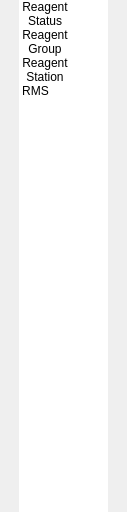
Qt form HimalayaMain/Gui/Components/Reagents/Forms/ReagentSubMenuWidget.ui (Liyezhong/Master) before a commit.
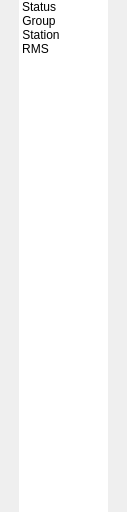
The same form after that commit. Icons and pictures are not drawn.

What changed in the file:
```diff
--- a/HimalayaMain/Gui/Components/Reagents/Forms/ReagentSubMenuWidget.ui
+++ b/HimalayaMain/Gui/Components/Reagents/Forms/ReagentSubMenuWidget.ui
@@ -99,7 +99,7 @@
      </property>
      <item>
       <property name="text">
-       <string>Reagent Status</string>
+       <string>Status</string>
       </property>
       <property name="icon">
        <iconset resource="../../../../../../Platform/Gui/Components/MainMenu/Resource/MainMenu.qrc">
@@ -113,7 +113,7 @@
      </item>
      <item>
       <property name="text">
-       <string>Reagent Group</string>
+       <string>Group</string>
       </property>
       <property name="icon">
        <iconset resource="../../../../../../Platform/Gui/Components/MainMenu/Resource/MainMenu.qrc">
@@ -126,7 +126,7 @@
      </item>
      <item>
       <property name="text">
-       <string>Reagent Station</string>
+       <string>Station</string>
       </property>
       <property name="icon">
        <iconset resource="../../../../../../Platform/Gui/Components/MainMenu/Resource/MainMenu.qrc">
```
